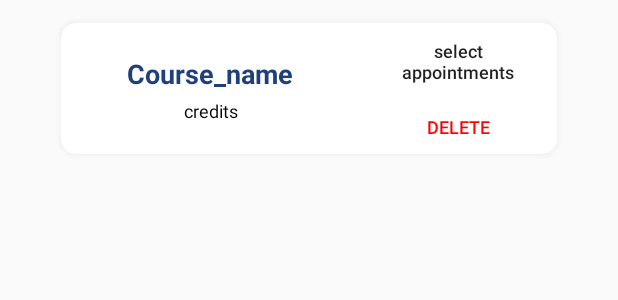
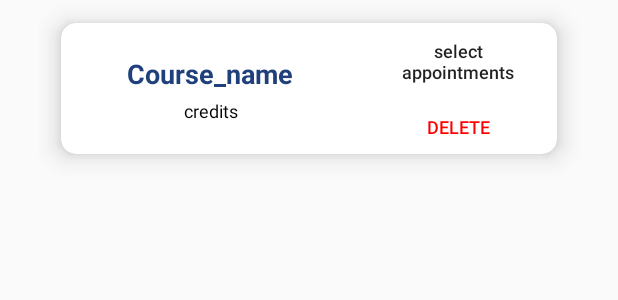
Before and after one commit to moimfeld/AAD2020_Vvz_App_graldij_moimfeld, an Android app: the layout recycler_row_courses.xml on its own in the app's theme, with its tools: preview values and no code run, on a phone screen of 412 x 824 dp. Shown: the top 300 px of the screen. Run offline under Robolectric (Android 15) with nearby library versions, the phone set to English and light mode, and no system bars.

Commit message:
New shadow

```diff
--- a/app/src/main/res/layout/recycler_row_courses.xml
+++ b/app/src/main/res/layout/recycler_row_courses.xml
@@ -18,10 +18,10 @@
             android:layout_width="match_parent"
             android:layout_height="match_parent"
             android:layout_margin="15dp"
-            android:outlineSpotShadowColor="#FFFFFF"
+            android:outlineSpotShadowColor="#000000"
             card_view:cardBackgroundColor="#FFFFFF"
             card_view:cardCornerRadius="10dp"
-            card_view:cardElevation="8dp">
+            card_view:cardElevation="10dp">
 
                 <LinearLayout
                     android:layout_width="match_parent"
```
